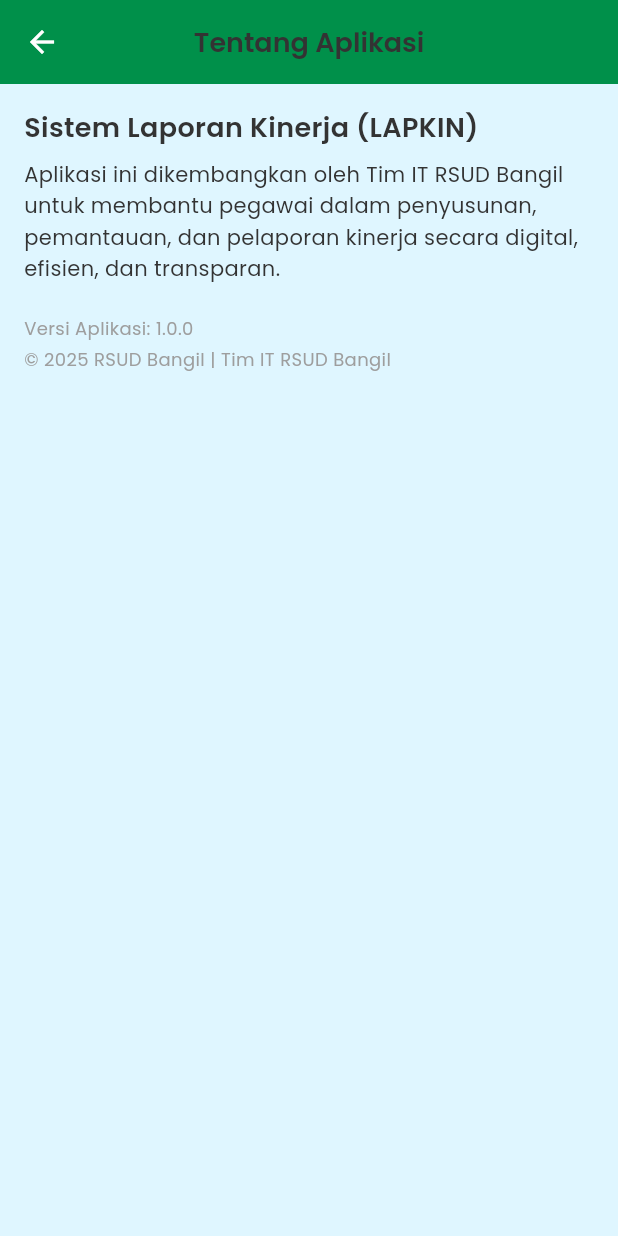
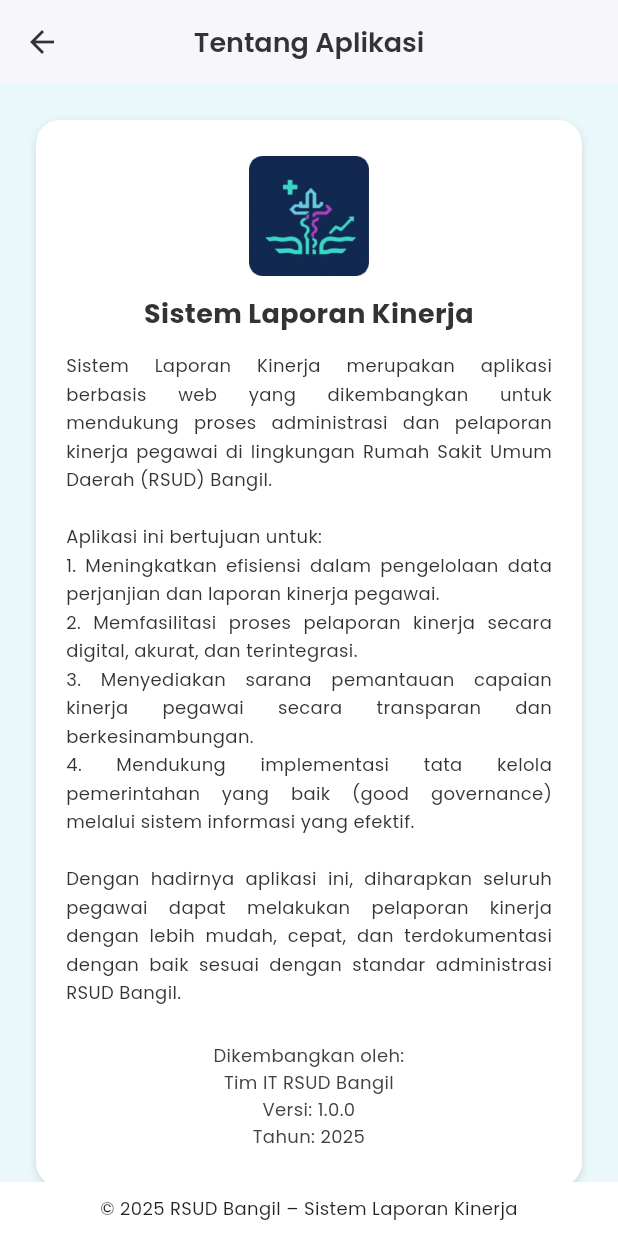
Before and after one commit to Lxtream23/Rsud-Lapkin-Mobile, a Flutter app: the TentangAplikasiPage screen opened by its route, on a phone screen of 412 x 824 dp. Run offline on Flutter 3.47's test engine with Material 3 defaults, Android fonts, the phone set to English and light mode, and no system bars; our stand-ins replace image_picker, signature.

Commit message:
add tentang_aplikasi_page.dart

```diff
--- a/lib/features/home/presentation/pages/tentang_aplikasi_page.dart
+++ b/lib/features/home/presentation/pages/tentang_aplikasi_page.dart
@@ -8,37 +8,108 @@ class TentangAplikasiPage extends StatelessWidget {
   @override
   Widget build(BuildContext context) {
     return Scaffold(
+      backgroundColor: const Color(0xFFEAF8FB), // Warna biru muda lembut
       appBar: AppBar(
-        title: const Text("Tentang Aplikasi", style: AppTextStyle.titleMedium),
-        backgroundColor: AppColors.primary,
-        foregroundColor: Colors.white,
+        backgroundColor: Colors.white,
+        elevation: 1,
         centerTitle: true,
+        title: Text(
+          'Tentang Aplikasi',
+          style: AppTextStyle.titleMedium.copyWith(color: AppColors.textDark),
+        ),
+        leading: IconButton(
+          icon: const Icon(Icons.arrow_back, color: AppColors.textDark),
+          onPressed: () => Navigator.pop(context),
+        ),
       ),
-      body: Container(
-        color: AppColors.background,
-        padding: const EdgeInsets.all(16),
-        child: Column(
-          crossAxisAlignment: CrossAxisAlignment.start,
-          children: [
-            Text(
-              "Sistem Laporan Kinerja (LAPKIN)",
-              style: AppTextStyle.titleMedium,
+      body: SafeArea(
+        child: SingleChildScrollView(
+          padding: const EdgeInsets.symmetric(horizontal: 24, vertical: 24),
+          child: Center(
+            child: Container(
+              width: double.infinity,
+              padding: const EdgeInsets.symmetric(horizontal: 20, vertical: 24),
+              decoration: BoxDecoration(
+                color: Colors.white,
+                borderRadius: BorderRadius.circular(16),
+                boxShadow: const [
+                  BoxShadow(
+                    color: Colors.black12,
+                    blurRadius: 4,
+                    offset: Offset(0, 2),
+                  ),
+                ],
+              ),
+              child: Column(
+                crossAxisAlignment: CrossAxisAlignment.center,
+                children: [
+                  // 🔹 Logo dari Assets
+                  Container(
+                    width: 80,
+                    height: 80,
+                    decoration: BoxDecoration(
+                      borderRadius: BorderRadius.circular(16),
+                      color: Colors.transparent,
+                    ),
+                    child: Image.asset(
+                      'assets/images/logoAbout.png', // ganti sesuai path logo kamu
+                      fit: BoxFit.contain,
+                    ),
+                  ),
+                  const SizedBox(height: 12),
+
+                  // 🔹 Nama Aplikasi
+                  Text(
+                    'Sistem Laporan Kinerja',
+                    style: AppTextStyle.titleMedium.copyWith(
+                      fontWeight: FontWeight.bold,
+                      color: AppColors.textDark,
+                    ),
+                    textAlign: TextAlign.center,
+                  ),
+                  const SizedBox(height: 12),
+
+                  // 🔹 Deskripsi Aplikasi
+                  Text(
+                    'Sistem Laporan Kinerja merupakan aplikasi berbasis web yang dikembangkan untuk mendukung proses administrasi dan pelaporan kinerja pegawai di lingkungan Rumah Sakit Umum Daerah (RSUD) Bangil.\n\n'
+                    'Aplikasi ini bertujuan untuk:\n'
+                    '1. Meningkatkan efisiensi dalam pengelolaan data perjanjian dan laporan kinerja pegawai.\n'
+                    '2. Memfasilitasi proses pelaporan kinerja secara digital, akurat, dan terintegrasi.\n'
+                    '3. Menyediakan sarana pemantauan capaian kinerja pegawai secara transparan dan berkesinambungan.\n'
+                    '4. Mendukung implementasi tata kelola pemerintahan yang baik (good governance) melalui sistem informasi yang efektif.\n\n'
+                    'Dengan hadirnya aplikasi ini, diharapkan seluruh pegawai dapat melakukan pelaporan kinerja dengan lebih mudah, cepat, dan terdokumentasi dengan baik sesuai dengan standar administrasi RSUD Bangil.',
+                    style: AppTextStyle.bodySmall.copyWith(
+                      color: AppColors.textDark,
+                      height: 1.6,
+                    ),
+                    textAlign: TextAlign.justify,
+                  ),
+                  const SizedBox(height: 24),
+
+                  // 🔹 Info Pengembang
+                  Text(
+                    'Dikembangkan oleh:\nTim IT RSUD Bangil\nVersi: 1.0.0\nTahun: 2025',
+                    style: AppTextStyle.bodySmall.copyWith(
+                      color: Colors.grey[800],
+                      height: 1.5,
+                    ),
+                    textAlign: TextAlign.center,
+                  ),
+                ],
+              ),
             ),
-            const SizedBox(height: 8),
-            Text(
-              "Aplikasi ini dikembangkan oleh Tim IT RSUD Bangil "
-              "untuk membantu pegawai dalam penyusunan, pemantauan, "
-              "dan pelaporan kinerja secara digital, efisien, dan transparan.",
-              style: AppTextStyle.bodyMedium,
-            ),
-            const SizedBox(height: 20),
-            Text("Versi Aplikasi: 1.0.0", style: AppTextStyle.bodySmall),
-            const SizedBox(height: 4),
-            Text(
-              "© 2025 RSUD Bangil | Tim IT RSUD Bangil",
-              style: AppTextStyle.bodySmall,
-            ),
-          ],
+          ),
+        ),
+      ),
+
+      // 🔹 Footer
+      bottomNavigationBar: Container(
+        color: Colors.white,
+        padding: const EdgeInsets.symmetric(vertical: 10),
+        child: const Text(
+          '© 2025 RSUD Bangil – Sistem Laporan Kinerja',
+          textAlign: TextAlign.center,
+          style: TextStyle(fontSize: 12, color: Colors.black87, height: 1.3),
         ),
       ),
     );
```
Also changed, not shown: assets/images/logoAbout.png (added).
